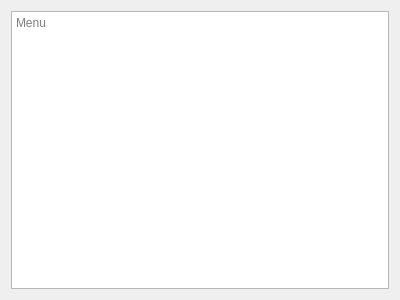
The window that frontend/forms/menu.ui (tvt23-pankkiprojekti/SPO_Group11) describes before a commit, drawn with Qt 5.
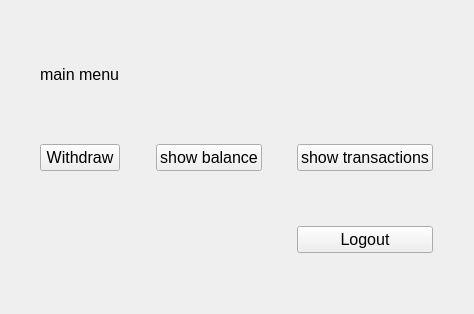
The same window after the commit.

Commit message: main menu done

Diff of the .ui file:
```diff
--- a/frontend/forms/menu.ui
+++ b/frontend/forms/menu.ui
@@ -6,18 +6,162 @@
    <rect>
     <x>0</x>
     <y>0</y>
-    <width>400</width>
-    <height>300</height>
+    <width>474</width>
+    <height>314</height>
    </rect>
   </property>
+  <property name="font">
+   <font>
+    <pointsize>12</pointsize>
+    <bold>false</bold>
+   </font>
+  </property>
   <property name="windowTitle">
    <string>Form</string>
   </property>
   <layout class="QGridLayout" name="gridLayout">
-   <item row="0" column="0">
-    <widget class="QTextBrowser" name="textBrowser">
-     <property name="placeholderText">
-      <string>Menu</string>
+   <item row="2" column="6">
+    <widget class="QPushButton" name="buttonLogout">
+     <property name="text">
+      <string>Logout</string>
+     </property>
+    </widget>
+   </item>
+   <item row="0" column="6">
+    <spacer name="verticalSpacer_4">
+     <property name="orientation">
+      <enum>Qt::Vertical</enum>
+     </property>
+     <property name="sizeHint" stdset="0">
+      <size>
+       <width>20</width>
+       <height>40</height>
+      </size>
+     </property>
+    </spacer>
+   </item>
+   <item row="1" column="3">
+    <spacer name="horizontalSpacer">
+     <property name="orientation">
+      <enum>Qt::Horizontal</enum>
+     </property>
+     <property name="sizeHint" stdset="0">
+      <size>
+       <width>40</width>
+       <height>20</height>
+      </size>
+     </property>
+    </spacer>
+   </item>
+   <item row="0" column="4">
+    <spacer name="verticalSpacer_3">
+     <property name="orientation">
+      <enum>Qt::Vertical</enum>
+     </property>
+     <property name="sizeHint" stdset="0">
+      <size>
+       <width>20</width>
+       <height>40</height>
+      </size>
+     </property>
+    </spacer>
+   </item>
+   <item row="0" column="1">
+    <widget class="QLabel" name="label">
+     <property name="text">
+      <string>main menu</string>
+     </property>
+    </widget>
+   </item>
+   <item row="2" column="1">
+    <spacer name="verticalSpacer_5">
+     <property name="orientation">
+      <enum>Qt::Vertical</enum>
+     </property>
+     <property name="sizeHint" stdset="0">
+      <size>
+       <width>20</width>
+       <height>40</height>
+      </size>
+     </property>
+    </spacer>
+   </item>
+   <item row="2" column="4">
+    <spacer name="verticalSpacer_6">
+     <property name="orientation">
+      <enum>Qt::Vertical</enum>
+     </property>
+     <property name="sizeHint" stdset="0">
+      <size>
+       <width>20</width>
+       <height>40</height>
+      </size>
+     </property>
+    </spacer>
+   </item>
+   <item row="1" column="0">
+    <spacer name="horizontalSpacer_3">
+     <property name="orientation">
+      <enum>Qt::Horizontal</enum>
+     </property>
+     <property name="sizeHint" stdset="0">
+      <size>
+       <width>40</width>
+       <height>20</height>
+      </size>
+     </property>
+    </spacer>
+   </item>
+   <item row="1" column="5">
+    <spacer name="horizontalSpacer_2">
+     <property name="orientation">
+      <enum>Qt::Horizontal</enum>
+     </property>
+     <property name="sizeHint" stdset="0">
+      <size>
+       <width>40</width>
+       <height>20</height>
+      </size>
+     </property>
+    </spacer>
+   </item>
+   <item row="1" column="4">
+    <widget class="QPushButton" name="buttonShowBalance">
+     <property name="text">
+      <string>show balance</string>
+     </property>
+    </widget>
+   </item>
+   <item row="1" column="1">
+    <widget class="QPushButton" name="buttonWithdraw">
+     <property name="font">
+      <font>
+       <pointsize>12</pointsize>
+       <bold>false</bold>
+      </font>
+     </property>
+     <property name="text">
+      <string>Withdraw</string>
+     </property>
+    </widget>
+   </item>
+   <item row="1" column="7">
+    <spacer name="horizontalSpacer_4">
+     <property name="orientation">
+      <enum>Qt::Horizontal</enum>
+     </property>
+     <property name="sizeHint" stdset="0">
+      <size>
+       <width>40</width>
+       <height>20</height>
+      </size>
+     </property>
+    </spacer>
+   </item>
+   <item row="1" column="6">
+    <widget class="QPushButton" name="buttonShowTransactions">
+     <property name="text">
+      <string>show transactions</string>
      </property>
     </widget>
    </item>
```
The commit also changes 3 other files.
